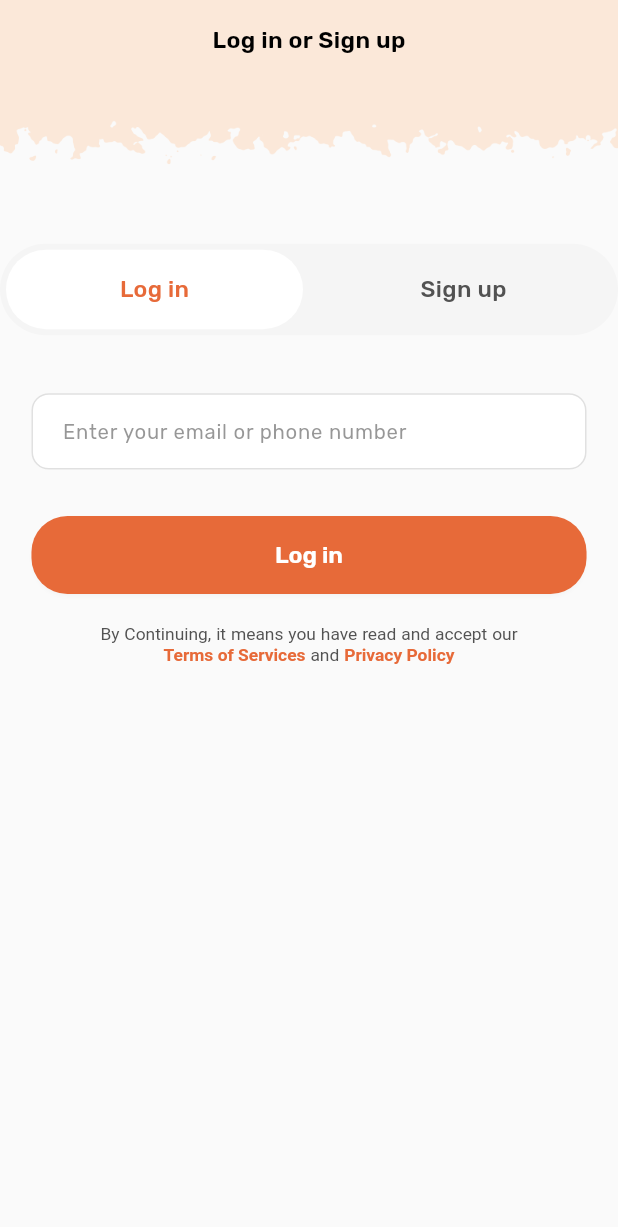
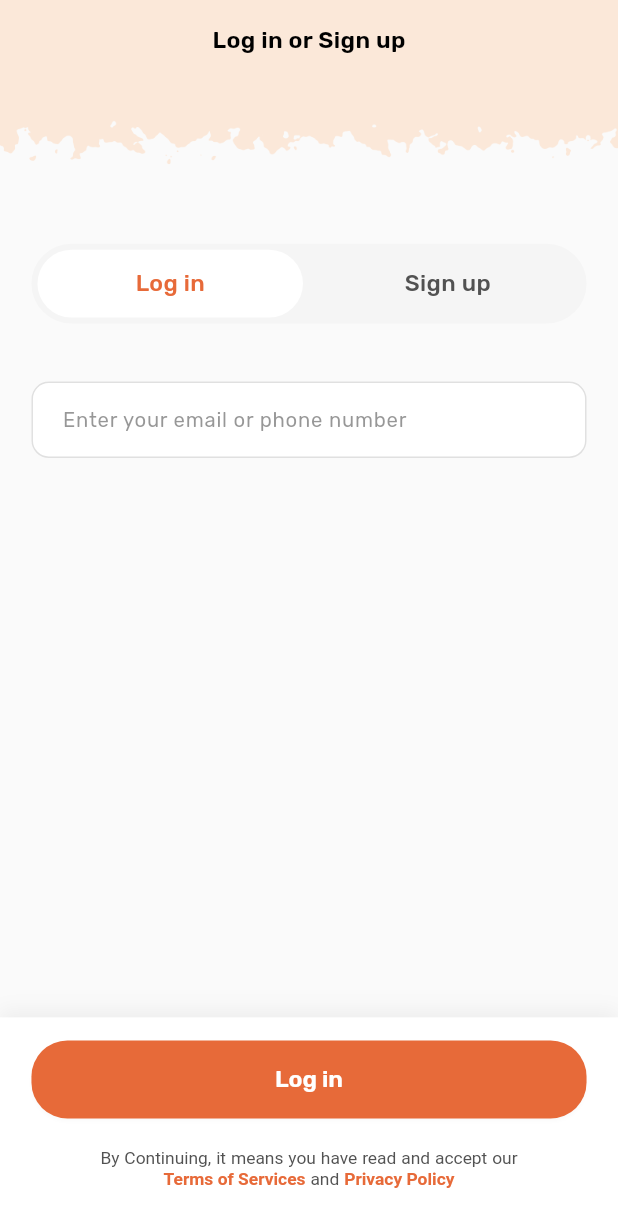
Before and after one commit to Toochidennis/munchspace_mobile, a Flutter app: the screen it shows after launch, on a phone screen of 412 x 824 dp. Shown: the top 1227 px of the screen. Run offline on Flutter 3.47's test engine with Material 3 defaults, Android fonts, the phone set to English and light mode, and no system bars; our stand-ins replace flutter_dotenv, flutter_riverpod, flutter_screenutil, flutter_svg, geolocator, google_fonts and 3 more.

Commit message:
feat: Add initial implementation of home, profile, and authentication screens, including bottom navigation and common UI components.

```diff
--- a/lib/features/auth/presentation/screens/login_screen.dart
+++ b/lib/features/auth/presentation/screens/login_screen.dart
@@ -47,7 +47,9 @@ class _LoginScreenState extends State<LoginScreen> {
         children: [
           48.sH,
           // Custom Tab Bar
-          AuthTabBar(
+          Padding(
+            padding: 20.padH,
+            child: AuthTabBar(
               currentTabIndex: _currentTabIndex,
               onLoginTap: () {
                 setState(() => _currentTabIndex = 0);
@@ -66,6 +68,7 @@ class _LoginScreenState extends State<LoginScreen> {
                 );
               },
             ),
+          ),
           // Page View
           Expanded(
             child: PageView(
@@ -83,36 +86,55 @@ class _LoginScreenState extends State<LoginScreen> {
           ),
         ],
       ),
-    );
-  }
-
-  /// Login form widget - Email or Phone only
-  Widget _buildLoginForm() {
-    return SingleChildScrollView(
-      padding: EdgeInsets.symmetric(horizontal: 20.w, vertical: 24.h),
+      bottomNavigationBar: Container(
+        padding: EdgeInsets.fromLTRB(20.w, 16.h, 20.w, 32.h),
+        decoration: BoxDecoration(
+          color: AppColors.white,
+          boxShadow: [
+            BoxShadow(
+              color: AppColors.shadow.withOpacity(0.05),
+              blurRadius: 10,
+              offset: const Offset(0, -4),
+            ),
+          ],
+        ),
         child: Column(
+          mainAxisSize: MainAxisSize.min,
           children: [
-          16.sH,
-          // Email or Phone field
-          AuthTextField(
-            label: 'Email or Phone',
-            hintText: 'Enter your email or phone number',
-            keyboardType: TextInputType.emailAddress,
-            controller: _emailController,
-          ),
-          32.sH,
-          // Log in button
+            // Action Button
             SizedBox(
               width: double.infinity,
               child: ElevatedButton(
                 onPressed: () {
+                  if (_currentTabIndex == 0) {
+                    // Log in action
                     Navigator.of(context).pushReplacement(
-                  MaterialPageRoute(builder: (context) => const HomeScreen()),
+                      MaterialPageRoute(
+                        builder: (context) => const HomeScreen(),
+                      ),
                     );
+                  } else {
+                    // Sign up action
+                    // Get email from controller
+                    final email = _emailController.text.isNotEmpty
+                        ? _emailController.text
+                        : 'your email address';
+
+                    Navigator.push(
+                      context,
+                      MaterialPageRoute(
+                        builder: (context) =>
+                            ConfirmAccountScreen(email: email),
+                      ),
+                    );
+                  }
                 },
                 child: Text(
-                'Log in',
-                style: TextStyle(fontSize: 16.sp, fontWeight: FontWeight.w600),
+                  _currentTabIndex == 0 ? 'Log in' : 'Sign up',
+                  style: TextStyle(
+                    fontSize: 16.sp,
+                    fontWeight: FontWeight.w600,
+                  ),
                 ),
               ),
             ),
@@ -158,6 +180,26 @@ class _LoginScreenState extends State<LoginScreen> {
             ),
           ],
         ),
+      ),
+    );
+  }
+
+  /// Login form widget - Email or Phone only
+  Widget _buildLoginForm() {
+    return SingleChildScrollView(
+      padding: EdgeInsets.symmetric(horizontal: 20.w, vertical: 24.h),
+      child: Column(
+        children: [
+          16.sH,
+          // Email or Phone field
+          AuthTextField(
+            label: 'Email or Phone',
+            hintText: 'Enter your email or phone number',
+            keyboardType: TextInputType.emailAddress,
+            controller: _emailController,
+          ),
+        ],
+      ),
     );
   }
 
@@ -190,70 +232,6 @@ class _LoginScreenState extends State<LoginScreen> {
             hintText: '080 ••• •••',
             controller: _phoneController,
           ),
-          32.sH,
-          // Sign up button
-          SizedBox(
-            width: double.infinity,
-            child: ElevatedButton(
-              onPressed: () {
-                // Get email from controller
-                final email = _emailController.text.isNotEmpty
-                    ? _emailController.text
-                    : 'your email address';
-
-                Navigator.push(
-                  context,
-                  MaterialPageRoute(
-                    builder: (context) => ConfirmAccountScreen(email: email),
-                  ),
-                );
-              },
-              child: Text(
-                'Sign up',
-                style: TextStyle(fontSize: 16.sp, fontWeight: FontWeight.w600),
-              ),
-            ),
-          ),
-          20.sH,
-          // Terms text
-          RichText(
-            textAlign: TextAlign.center,
-            text: TextSpan(
-              children: [
-                TextSpan(
-                  text:
-                      'By Continuing, it means you have read and accept our\n',
-                  style: TextStyle(
-                    color: AppColors.textSecondary,
-                    fontSize: 12.sp,
-                  ),
-                ),
-                TextSpan(
-                  text: 'Terms of Services',
-                  style: TextStyle(
-                    color: AppColors.orange,
-                    fontSize: 12.sp,
-                    fontWeight: FontWeight.w600,
-                  ),
-                ),
-                TextSpan(
-                  text: ' and ',
-                  style: TextStyle(
-                    color: AppColors.textSecondary,
-                    fontSize: 12.sp,
-                  ),
-                ),
-                TextSpan(
-                  text: 'Privacy Policy',
-                  style: TextStyle(
-                    color: AppColors.orange,
-                    fontSize: 12.sp,
-                    fontWeight: FontWeight.w600,
-                  ),
-                ),
-              ],
-            ),
-          ),
         ],
       ),
     );
--- a/lib/features/auth/presentation/widgets/auth_tab_bar.dart
+++ b/lib/features/auth/presentation/widgets/auth_tab_bar.dart
@@ -43,7 +43,7 @@ class AuthTabBar extends StatelessWidget {
                 child: Center(
                   child: Padding(
                     padding: EdgeInsets.symmetric(
-                      vertical: 16.h,
+                      vertical: 12.h,
                       horizontal: 20.w,
                     ),
                     child: Text(
@@ -85,7 +85,7 @@ class AuthTabBar extends StatelessWidget {
                 child: Center(
                   child: Padding(
                     padding: EdgeInsets.symmetric(
-                      vertical: 16.h,
+                      vertical: 12.h,
                       horizontal: 20.w,
                     ),
                     child: Text(
--- a/lib/features/home/presentation/screens/home_screen.dart
+++ b/lib/features/home/presentation/screens/home_screen.dart
@@ -86,7 +86,9 @@ class _HomeScreenState extends State<HomeScreen> {
             onBackPressed: () => setState(() => _selectedBottomIndex = 0),
           ),
           // Profile tab
-          const ProfileScreen(),
+          ProfileScreen(
+            onBackPressed: () => setState(() => _selectedBottomIndex = 0),
+          ),
         ],
       ),
       bottomNavigationBar: _buildBottomNavBar(),
--- a/lib/main.dart
+++ b/lib/main.dart
@@ -29,10 +29,9 @@ class MyApp extends StatelessWidget {
           theme: AppTheme.lightTheme,
           darkTheme: AppTheme.darkTheme,
           themeMode: ThemeMode.system,
-          home: child,
+          home: const LoginScreen(),
         );
       },
-      child: const LoginScreen(),
     );
   }
 }
```
Also changed, not shown: lib/core/common_widgets/confirmation_dialog.dart (added, +125 -0 lines), lib/features/home/presentation/screens/food_detail_screen.dart (+31 -16 lines), lib/features/home/presentation/widgets/food_detail_widgets.dart (+0 -65 lines), lib/features/profile/presentation/screens/profile_details_screen.dart (added, +172 -0 lines), lib/features/profile/presentation/screens/profile_screen.dart (+52 -5 lines), 1 other file. Lines whose indentation alone changed are shown as unchanged.
